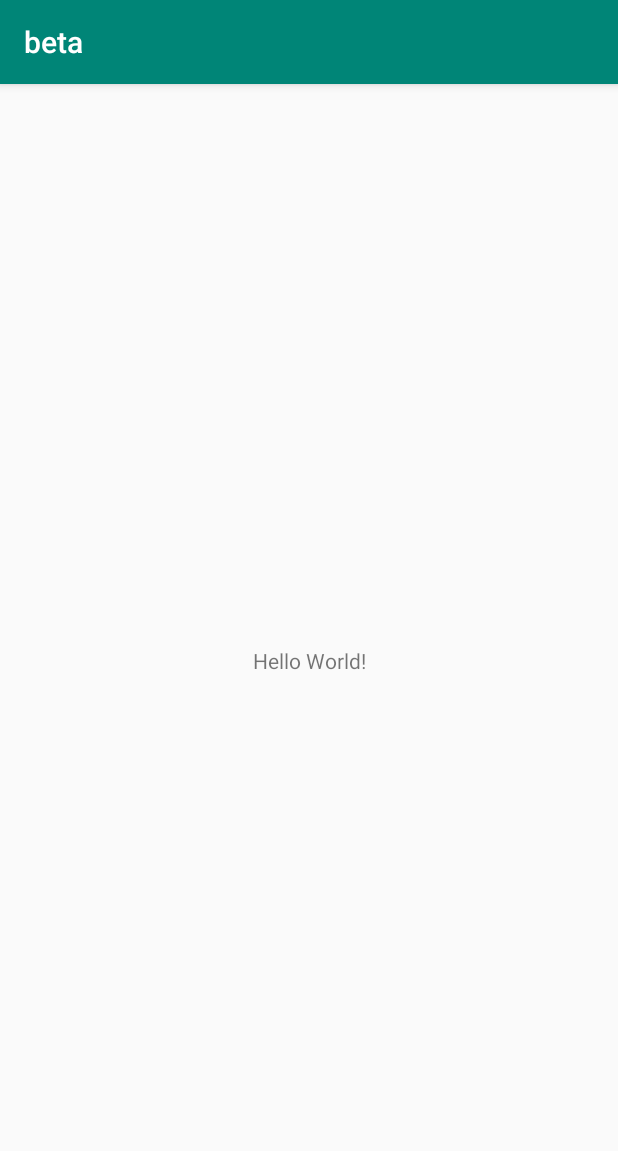
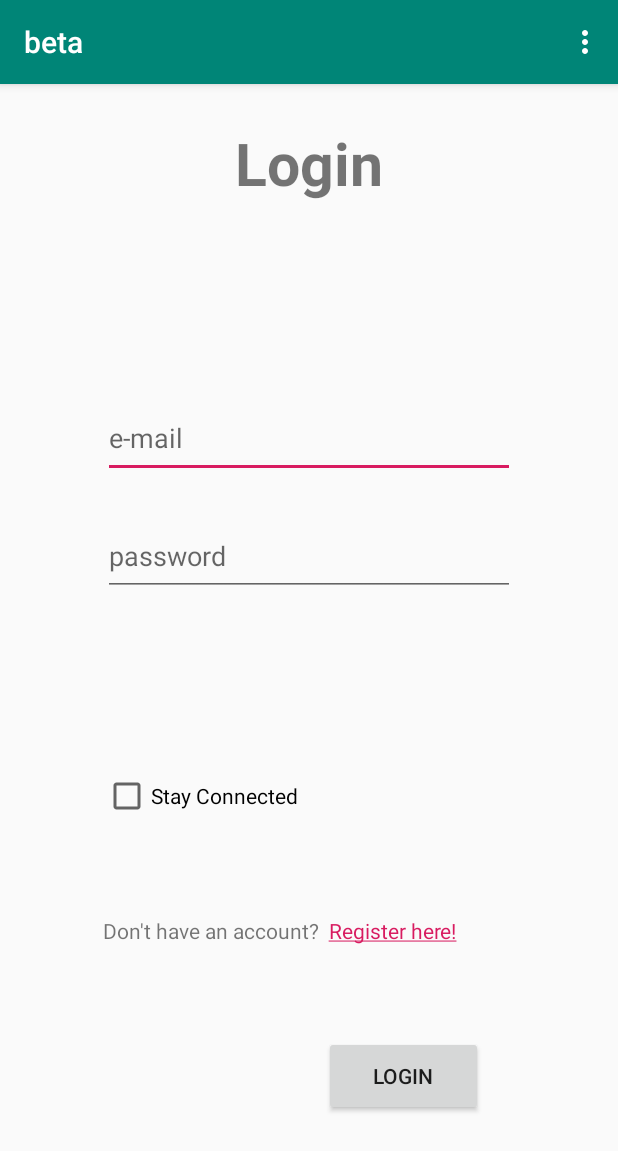
Before and after one commit to Tal747/beta, an Android app: the screen it shows after launch (MainActivity before the commit, LoginActivity after it), on a phone screen of 412 x 824 dp. Shown: the top 1151 px of the screen. Run offline under Robolectric (Android 15) with nearby library versions, the phone set to English and light mode, and no system bars; our stand-ins replace Firebase (no records; nobody signed in at launch, a user with empty details on screens opened directly).

Commit message:
Login and register

```diff
--- a/app/src/main/AndroidManifest.xml
+++ b/app/src/main/AndroidManifest.xml
@@ -9,6 +9,8 @@
         android:roundIcon="@mipmap/ic_launcher_round"
         android:supportsRtl="true"
         android:theme="@style/AppTheme">
+        <activity android:name=".Loginok"></activity>
+        <activity android:name=".LoginActivity" />
         <activity android:name=".MainActivity">
             <intent-filter>
                 <action android:name="android.intent.action.MAIN" />
--- /dev/null
+++ b/app/src/main/java/com/tal/beta/FBref.java
@@ -0,0 +1,18 @@
+package com.tal.beta;
+
+import com.google.firebase.auth.FirebaseAuth;
+import com.google.firebase.database.DatabaseReference;
+import com.google.firebase.database.FirebaseDatabase;
+import com.google.firebase.storage.FirebaseStorage;
+import com.google.firebase.storage.StorageReference;
+
+public class FBref {
+    public static FirebaseAuth refAuth = FirebaseAuth.getInstance();
+
+    public static FirebaseDatabase FBDB = FirebaseDatabase.getInstance();
+    public static DatabaseReference refUsers = FBDB.getReference("Users");
+
+    public static FirebaseStorage FBST = FirebaseStorage.getInstance();
+    public static StorageReference refStor = FBST.getReference();
+    public static StorageReference refImages = refStor.child("Images");
+}
--- /dev/null
+++ b/app/src/main/java/com/tal/beta/LoginActivity.java
@@ -0,0 +1,225 @@
+package com.tal.beta;
+
+import androidx.appcompat.app.AppCompatActivity;
+
+import android.os.Bundle;
+
+import androidx.annotation.NonNull;
+import androidx.appcompat.app.AppCompatActivity;
+
+import android.app.ProgressDialog;
+import android.content.Intent;
+import android.content.SharedPreferences;
+import android.os.Bundle;
+import android.text.SpannableString;
+import android.text.Spanned;
+import android.text.method.LinkMovementMethod;
+import android.text.style.ClickableSpan;
+import android.util.Log;
+import android.view.Menu;
+import android.view.MenuItem;
+import android.view.View;
+import android.widget.Button;
+import android.widget.CheckBox;
+import android.widget.EditText;
+import android.widget.TextView;
+import android.widget.Toast;
+
+import com.google.android.gms.tasks.OnCompleteListener;
+import com.google.android.gms.tasks.Task;
+import com.google.firebase.auth.AuthResult;
+import com.google.firebase.auth.FirebaseAuthUserCollisionException;
+import com.google.firebase.auth.FirebaseUser;
+
+import static android.view.View.INVISIBLE;
+import static com.tal.beta.FBref.refAuth;
+import static com.tal.beta.FBref.refUsers;
+
+public class LoginActivity extends AppCompatActivity {
+
+    TextView tVtitle, tVregister;
+    EditText eTname, eTphone, eTemail, eTpass;
+    CheckBox cBstayconnect;
+    Button btn;
+
+    String name, phone, email, password, uid;
+    User userdb;
+    Boolean stayConnect, registered, firstrun;
+
+
+    @Override
+    protected void onCreate(Bundle savedInstanceState) {
+        super.onCreate(savedInstanceState);
+        setContentView(R.layout.activity_login);
+
+        tVtitle = (TextView) findViewById(R.id.tVtitle);
+        eTname = (EditText) findViewById(R.id.eTname);
+        eTemail = (EditText) findViewById(R.id.eTemail);
+        eTpass = (EditText) findViewById(R.id.eTpass);
+        eTphone = (EditText) findViewById(R.id.eTphone);
+        cBstayconnect = (CheckBox) findViewById(R.id.cBstayconnect);
+        tVregister = (TextView) findViewById(R.id.tVregister);
+        btn = (Button) findViewById(R.id.btn);
+
+        stayConnect = false;
+        registered = true;
+
+        SharedPreferences settings = getSharedPreferences("PREFS_NAME", MODE_PRIVATE);
+        firstrun = settings.getBoolean("firstRun", false);
+        Toast.makeText(this, "" + firstrun, Toast.LENGTH_SHORT).show();
+        if (firstrun) {
+            tVtitle.setText("Register");
+            eTname.setVisibility(View.VISIBLE);
+            eTphone.setVisibility(View.VISIBLE);
+            btn.setText("Register");
+            registered = false;
+            logoption();
+        } else regoption();
+    }
+
+    /**
+     * On activity start - Checking if user already logged in.
+     * If logged in & asked to be remembered - pass on.
+     * <p>
+     */
+    @Override
+    protected void onStart() {
+        super.onStart();
+        SharedPreferences settings = getSharedPreferences("PREFS_NAME", MODE_PRIVATE);
+        Boolean isChecked = settings.getBoolean("stayConnect", false);
+        Intent si = new Intent(LoginActivity.this, Loginok.class);
+        if (refAuth.getCurrentUser() != null && isChecked) {
+            stayConnect = true;
+            startActivity(si);
+        }
+    }
+
+    /**
+     * On activity pause - If logged in & asked to be remembered - kill activity.
+     * <p>
+     */
+    @Override
+    protected void onPause() {
+        super.onPause();
+        if (stayConnect) finish();
+    }
+
+    private void regoption() {
+        SpannableString ss = new SpannableString("Don't have an account?  Register here!");
+        ClickableSpan span = new ClickableSpan() {
+            @Override
+            public void onClick(View textView) {
+                tVtitle.setText("Register");
+                eTname.setVisibility(View.VISIBLE);
+                eTphone.setVisibility(View.VISIBLE);
+                btn.setText("Register");
+                registered = false;
+                logoption();
+            }
+        };
+        ss.setSpan(span, 24, 38, Spanned.SPAN_EXCLUSIVE_EXCLUSIVE);
+        tVregister.setText(ss);
+        tVregister.setMovementMethod(LinkMovementMethod.getInstance());
+    }
+
+    private void logoption() {
+        SpannableString ss = new SpannableString("Already have an account?  Login here!");
+        ClickableSpan span = new ClickableSpan() {
+            @Override
+            public void onClick(View textView) {
+                tVtitle.setText("Login");
+                eTname.setVisibility(View.INVISIBLE);
+                eTphone.setVisibility(View.INVISIBLE);
+                btn.setText("Login");
+                registered = true;
+                regoption();
+            }
+        };
+        ss.setSpan(span, 26, 37, Spanned.SPAN_EXCLUSIVE_EXCLUSIVE);
+        tVregister.setText(ss);
+        tVregister.setMovementMethod(LinkMovementMethod.getInstance());
+    }
+
+    /**
+     * Logging in or Registering to the application
+     * Using:   Firebase Auth with email & password
+     * Firebase Realtime database with the object User to the branch Users
+     * If login or register process is Ok saving stay connect status & pass to next activity
+     * <p>
+     */
+    public void logorreg(View view) {
+        email = eTemail.getText().toString();
+        password = eTpass.getText().toString();
+        if (registered) {
+            final ProgressDialog pd = ProgressDialog.show(this, "Login", "Connecting...", true);
+            refAuth.signInWithEmailAndPassword(email, password)
+                    .addOnCompleteListener(this, new OnCompleteListener<AuthResult>() {
+                        @Override
+                        public void onComplete(@NonNull Task<AuthResult> task) {
+                            pd.dismiss();
+                            if (task.isSuccessful()) {
+                                SharedPreferences settings = getSharedPreferences("PREFS_NAME", MODE_PRIVATE);
+                                SharedPreferences.Editor editor = settings.edit();
+                                editor.putBoolean("stayConnect", cBstayconnect.isChecked());
+                                editor.commit();
+                                Log.d("MainActivity", "signinUserWithEmail:success");
+                                Toast.makeText(LoginActivity.this, "Login Success", Toast.LENGTH_LONG).show();
+                                Intent si = new Intent(LoginActivity.this, Loginok.class);
+                                startActivity(si);
+                            } else {
+                                Log.d("MainActivity", "signinUserWithEmail:fail");
+                                Toast.makeText(LoginActivity.this, "e-mail or password are wrong!", Toast.LENGTH_LONG).show();
+                            }
+                        }
+                    });
+        } else {
+            name = eTname.getText().toString();
+            phone = eTphone.getText().toString();
+
+            final ProgressDialog pd = ProgressDialog.show(this, "Register", "Registering...", true);
+            refAuth.createUserWithEmailAndPassword(email, password)
+                    .addOnCompleteListener(this, new OnCompleteListener<AuthResult>() {
+                        @Override
+                        public void onComplete(@NonNull Task<AuthResult> task) {
+                            pd.dismiss();
+                            if (task.isSuccessful()) {
+                                SharedPreferences settings = getSharedPreferences("PREFS_NAME", MODE_PRIVATE);
+                                SharedPreferences.Editor editor = settings.edit();
+                                editor.putBoolean("stayConnect", cBstayconnect.isChecked());
+                                editor.putBoolean("firstRun", false);
+                                editor.commit();
+                                Log.d("MainActivity", "createUserWithEmail:success");
+                                FirebaseUser user = refAuth.getCurrentUser();
+                                uid = user.getUid();
+                                userdb = new User(name, email, phone, uid);
+                                refUsers.child(name).setValue(userdb);
+                                Toast.makeText(LoginActivity.this, "Successful registration", Toast.LENGTH_LONG).show();
+                                Intent si = new Intent(LoginActivity.this, Loginok.class);
+                                startActivity(si);
+                            } else {
+                                if (task.getException() instanceof FirebaseAuthUserCollisionException)
+                                    Toast.makeText(LoginActivity.this, "User with e-mail already exist!", Toast.LENGTH_LONG).show();
+                                else {
+                                    Log.w("MainActivity", "createUserWithEmail:failure", task.getException());
+                                    Toast.makeText(LoginActivity.this, "User create failed.", Toast.LENGTH_LONG).show();
+                                }
+                            }
+                        }
+                    });
+        }
+    }
+
+    public boolean onCreateOptionsMenu(Menu menu) {
+        getMenuInflater().inflate(R.menu.main, menu);
+        return true;
+    }
+
+    public boolean onOptionsItemSelected(MenuItem item) {
+        int id = item.getItemId();
+        if (id == R.id.menuLogin) {
+            Intent si = new Intent(LoginActivity.this, LoginActivity.class);
+            startActivity(si);
+        }
+        return true;
+    }
+}
--- a/app/src/main/java/com/tal/beta/MainActivity.java
+++ b/app/src/main/java/com/tal/beta/MainActivity.java
@@ -2,6 +2,7 @@ package com.tal.beta;
 
 import androidx.appcompat.app.AppCompatActivity;
 
+import android.content.Intent;
 import android.os.Bundle;
 
 public class MainActivity extends AppCompatActivity {
@@ -11,4 +12,11 @@ public class MainActivity extends AppCompatActivity {
         super.onCreate(savedInstanceState);
         setContentView(R.layout.activity_main);
     }
+
+    @Override
+    protected void onStart() {
+        super.onStart();
+        Intent t = new Intent(this, LoginActivity.class);
+        startActivity(t);
+    }
 }
--- /dev/null
+++ b/app/src/main/res/layout/activity_login.xml
@@ -0,0 +1,158 @@
+<?xml version="1.0" encoding="utf-8"?>
+<LinearLayout xmlns:android="http://schemas.android.com/apk/res/android"
+    xmlns:tools="http://schemas.android.com/tools"
+    android:layout_width="match_parent"
+    android:layout_height="match_parent"
+    android:orientation="horizontal"
+    tools:context=".MainActivity">
+
+    <Space
+        android:layout_width="0dp"
+        android:layout_height="match_parent"
+        android:layout_weight="1" />
+
+    <LinearLayout
+        android:layout_width="0dp"
+        android:layout_height="match_parent"
+        android:layout_weight="4"
+        android:orientation="vertical">
+
+        <Space
+            android:layout_width="match_parent"
+            android:layout_height="0dp"
+            android:layout_weight="0.5" />
+
+        <TextView
+            android:id="@+id/tVtitle"
+            android:layout_width="match_parent"
+            android:layout_height="0dp"
+            android:layout_weight="1"
+            android:autoSizeTextType="uniform"
+            android:gravity="center"
+            android:text="Login"
+            android:textStyle="bold" />
+
+        <Space
+            android:layout_width="match_parent"
+            android:layout_height="0dp"
+            android:layout_weight="1" />
+
+        <EditText
+            android:id="@+id/eTname"
+            android:layout_width="match_parent"
+            android:layout_height="0dp"
+            android:layout_weight="1"
+            android:ems="10"
+            android:hint="name"
+            android:inputType="textPersonName"
+            android:visibility="invisible" />
+
+        <Space
+            android:layout_width="match_parent"
+            android:layout_height="0dp"
+            android:layout_weight="0.5" />
+
+        <EditText
+            android:id="@+id/eTemail"
+            android:layout_width="match_parent"
+            android:layout_height="0dp"
+            android:layout_weight="1"
+            android:ems="10"
+            android:hint="e-mail"
+            android:inputType="textEmailAddress" />
+
+        <Space
+            android:layout_width="match_parent"
+            android:layout_height="0dp"
+            android:layout_weight="0.5" />
+
+        <EditText
+            android:id="@+id/eTpass"
+            android:layout_width="match_parent"
+            android:layout_height="0dp"
+            android:layout_weight="1"
+            android:ems="10"
+            android:hint="password"
+            android:inputType="textPassword" />
+
+        <Space
+            android:layout_width="match_parent"
+            android:layout_height="0dp"
+            android:layout_weight="0.5" />
+
+        <EditText
+            android:id="@+id/eTphone"
+            android:layout_width="match_parent"
+            android:layout_height="0dp"
+            android:layout_weight="1"
+            android:ems="10"
+            android:hint="phone"
+            android:inputType="phone"
+            android:visibility="invisible" />
+
+        <Space
+            android:layout_width="match_parent"
+            android:layout_height="0dp"
+            android:layout_weight="0.5" />
+
+        <CheckBox
+            android:id="@+id/cBstayconnect"
+            android:layout_width="match_parent"
+            android:layout_height="0dp"
+            android:layout_weight="1"
+            android:text="Stay Connected" />
+
+        <Space
+            android:layout_width="match_parent"
+            android:layout_height="0dp"
+            android:layout_weight="1" />
+
+        <TextView
+            android:id="@+id/tVregister"
+            android:layout_width="match_parent"
+            android:layout_height="0dp"
+            android:layout_weight="1" />
+
+        <Space
+            android:layout_width="match_parent"
+            android:layout_height="0dp"
+            android:layout_weight="0.5" />
+
+        <LinearLayout
+            android:layout_width="match_parent"
+            android:layout_height="0dp"
+            android:layout_weight="1"
+            android:orientation="horizontal">
+
+            <Space
+                android:layout_width="0dp"
+                android:layout_height="match_parent"
+                android:layout_weight="7" />
+
+            <Button
+                android:id="@+id/btn"
+                android:layout_width="0dp"
+                android:layout_height="match_parent"
+                android:layout_weight="5"
+                android:onClick="logorreg"
+                android:text="Login" />
+
+            <Space
+                android:layout_width="0dp"
+                android:layout_height="match_parent"
+                android:layout_weight="1" />
+
+        </LinearLayout>
+
+        <Space
+            android:layout_width="match_parent"
+            android:layout_height="0dp"
+            android:layout_weight="1.5" />
+    </LinearLayout>
+
+    <Space
+        android:layout_width="0dp"
+        android:layout_height="match_parent"
+        android:layout_weight="1" />
+
+</LinearLayout>
--- a/app/src/main/res/layout/activity_main.xml
+++ b/app/src/main/res/layout/activity_main.xml
@@ -1,18 +1,8 @@
 <?xml version="1.0" encoding="utf-8"?>
 <androidx.constraintlayout.widget.ConstraintLayout xmlns:android="http://schemas.android.com/apk/res/android"
-    xmlns:app="http://schemas.android.com/apk/res-auto"
     xmlns:tools="http://schemas.android.com/tools"
     android:layout_width="match_parent"
     android:layout_height="match_parent"
     tools:context=".MainActivity">
 
-    <TextView
-        android:layout_width="wrap_content"
-        android:layout_height="wrap_content"
-        android:text="Hello World!"
-        app:layout_constraintBottom_toBottomOf="parent"
-        app:layout_constraintLeft_toLeftOf="parent"
-        app:layout_constraintRight_toRightOf="parent"
-        app:layout_constraintTop_toTopOf="parent" />
-
 </androidx.constraintlayout.widget.ConstraintLayout>
--- /dev/null
+++ b/app/src/main/res/menu/main.xml
@@ -0,0 +1,19 @@
+<?xml version="1.0" encoding="utf-8"?>
+<menu xmlns:android="http://schemas.android.com/apk/res/android">
+
+    <item
+        android:id="@+id/menuLogin"
+        android:orderInCategory="100"
+        android:title="Login" />
+
+    <item
+        android:id="@+id/menuDB"
+        android:orderInCategory="200"
+        android:title="DataBase" />
+
+    <item
+        android:id="@+id/menuStore"
+        android:orderInCategory="300"
+        android:title="Store" />
+
+</menu>
```
Also changed, not shown: app/src/main/java/com/tal/beta/Loginok.java (added, +76 -0 lines), app/src/main/java/com/tal/beta/User.java (added, +47 -0 lines), app/src/main/res/layout/activity_loginok.xml (added, +138 -0 lines).
